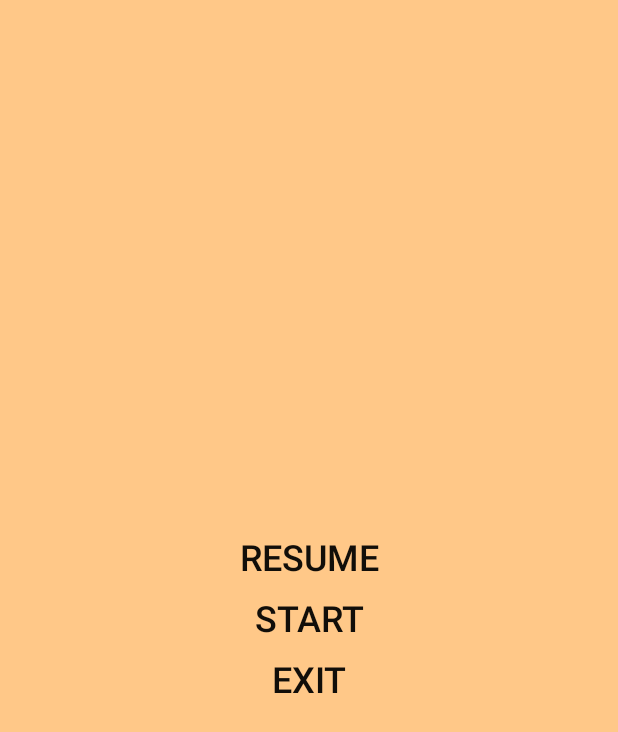
After one commit to iamthevoid/Sudoku, an Android app: the layout menu_activity.xml on its own in the app's theme, with its tools: preview values and no code run, on a phone screen of 412 x 824 dp. The commit adds this screen. Shown: the top 732 px of the screen. Run offline under Robolectric (Android 15) with nearby library versions, the phone set to English and light mode, and no system bars.

Commit message:
menu main options

```diff
--- a/app/src/main/java/iam/thevoid/sudoku/db/Dao.kt
+++ b/app/src/main/java/iam/thevoid/sudoku/db/Dao.kt
@@ -24,6 +24,12 @@ class Dao<T> (private val cls: Class<T>) where T : RealmObject, T : DbEntity {
         val c = query().apply(applyQuery).findAll().count()
         DbHandler.close()
         return c
+    }
+
+    fun findFirstAndClose(applyQuery : RealmQuery<T>.() -> Unit): T? {
+        val entity = clone(query().apply(applyQuery).findFirst())
+        DbHandler.close()
+        return entity
     }
 
 
--- a/app/src/main/java/iam/thevoid/sudoku/db/DbHandler.kt
+++ b/app/src/main/java/iam/thevoid/sudoku/db/DbHandler.kt
@@ -10,7 +10,7 @@ import io.realm.RealmObject
  */
 object DbHandler {
 
-    private val SCHEMA_VERSION = 2
+    private val SCHEMA_VERSION = 5
 
     fun init(context: Context) {
         Realm.init(context)
@@ -38,6 +38,7 @@ object DbHandler {
     fun <T> create(entity: T) where T : RealmObject, T : DbEntity {
         var dao: Dao<T> = Dao(entity.javaClass)
         dao.update(entity)
+        close()
     }
 
 }
--- a/app/src/main/java/iam/thevoid/sudoku/util/IntentUtils.kt
+++ b/app/src/main/java/iam/thevoid/sudoku/util/IntentUtils.kt
@@ -3,11 +3,15 @@ package iam.thevoid.sudoku.util
 import android.app.Activity
 import android.content.Context
 import android.content.ContextWrapper
+import android.content.Intent
 
 /**
  * Created by iam on 07/09/2017.
  */
 object IntentUtils {
+
+
+    val NEW_TASK_CLOSE_STACK = Intent.FLAG_ACTIVITY_CLEAR_TASK or Intent.FLAG_ACTIVITY_NEW_TASK
 
     @JvmStatic
     fun getActivity(context: Context): Activity {
--- /dev/null
+++ b/app/src/main/res/layout/menu_activity.xml
@@ -0,0 +1,56 @@
+<?xml version="1.0" encoding="utf-8"?>
+<layout xmlns:android="http://schemas.android.com/apk/res/android"
+    xmlns:app="http://schemas.android.com/apk/res-auto">
+
+    <data>
+
+        <variable
+            name="vm"
+            type="iam.thevoid.sudoku.viewmodel.MenuViewModel" />
+    </data>
+
+    <FrameLayout
+        android:layout_width="match_parent"
+        android:layout_height="match_parent"
+        android:background="@color/mainBackground">
+
+        <LinearLayout
+            android:layout_gravity="center"
+            android:layout_width="match_parent"
+            android:layout_height="wrap_content"
+            android:orientation="vertical">
+            <TextView
+                style="@style/MenuItem"
+                app:click="@{vm.onResumeClick}"
+                app:visibile="@{vm.isGameStarted}"
+                android:layout_width="match_parent"
+                android:layout_height="wrap_content"
+                android:text="@string/resume"/>
+            <TextView
+                style="@style/MenuItem"
+                app:click="@{vm.onStartClick}"
+                app:visibile="@{!vm.isGameStarted}"
+                android:layout_width="match_parent"
+                android:layout_height="wrap_content"
+                android:text="@string/start"/>
+            <!--<TextView-->
+                <!--style="@style/MenuItem"-->
+                <!--app:click="@{vm.onOptionsClick}"-->
+                <!--android:layout_width="match_parent"-->
+                <!--android:layout_height="wrap_content"-->
+                <!--android:text="@string/options"/>-->
+            <!--<TextView-->
+                <!--style="@style/MenuItem"-->
+                <!--app:click="@{vm.onStatisticsClick}"-->
+                <!--android:layout_width="match_parent"-->
+                <!--android:layout_height="wrap_content"-->
+                <!--android:text="@string/statistics"/>-->
+            <TextView
+                style="@style/MenuItem"
+                app:click="@{vm.onExitClick}"
+                android:layout_width="match_parent"
+                android:layout_height="wrap_content"
+                android:text="@string/exit"/>
+        </LinearLayout>
+    </FrameLayout>
+</layout>
--- a/app/src/main/res/values/colors.xml
+++ b/app/src/main/res/values/colors.xml
@@ -3,6 +3,7 @@
 
     <color name="mainBackground">#FFC888</color>
     <color name="darkBackground">#cc6444</color>
+    <color name="appBlack">#e000</color>
     <color name="cellDividers">@android:color/black</color>
 
     <color name="colorPrimary">#3F51B5</color>
--- a/app/src/main/res/values/strings.xml
+++ b/app/src/main/res/values/strings.xml
@@ -1,4 +1,9 @@
 <resources>
     <string name="app_name">Sudoku</string>
     <string name="loading_percent">Loading\n%1$d%%</string>
+    <string name="resume">RESUME</string>
+    <string name="start">START</string>
+    <string name="options">OPTIONS</string>
+    <string name="statistics">STATISTICS</string>
+    <string name="exit">EXIT</string>
 </resources>
--- a/app/src/main/res/values/styles.xml
+++ b/app/src/main/res/values/styles.xml
@@ -17,4 +17,13 @@
         <item name="android:background">@color/cellDividers</item>
     </style>
 
+    <style name="MenuItem">
+        <item name="android:padding">4dp</item>
+        <item name="android:background">?attr/selectableItemBackground</item>
+        <item name="android:gravity">center</item>
+        <item name="android:textColor">@color/appBlack</item>
+        <item name="android:textSize">24dp</item>
+        <item name="android:fontFamily">sans-serif-medium</item>
+    </style>
+
 </resources>
--- a/build.gradle
+++ b/build.gradle
@@ -8,7 +8,7 @@ buildscript {
         maven { url 'https://jitpack.io' }
     }
     dependencies {
-        classpath 'com.android.tools.build:gradle:3.0.0-beta5'
+        classpath 'com.android.tools.build:gradle:3.0.0-beta6'
         classpath "org.jetbrains.kotlin:kotlin-gradle-plugin:$kotlin_version"
         classpath "io.realm:realm-gradle-plugin:3.7.1"
         // NOTE: Do not place your application dependencies here; they belong
```
Also changed, not shown: app/src/main/java/iam/thevoid/sudoku/bindings/ViewBinding.kt (added, +21 -0 lines), app/src/main/java/iam/thevoid/sudoku/db/model/Board.kt (+14 -2 lines), app/src/main/java/iam/thevoid/sudoku/pages/GameActivity.kt (+7 -0 lines), app/src/main/java/iam/thevoid/sudoku/pages/MenuActivity.kt (+18 -2 lines), app/src/main/java/iam/thevoid/sudoku/util/FileUtil.kt (+12 -5 lines), app/src/main/java/iam/thevoid/sudoku/util/ToastUtil.kt (added, +17 -0 lines), app/src/main/java/iam/thevoid/sudoku/viewmodel/MenuViewModel.kt (added, +53 -0 lines), app/src/main/res/layout/splash_activity.xml (+11 -0 lines).
